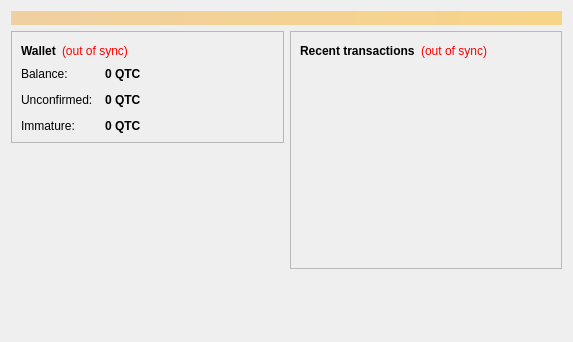
Before: the Qt Designer form src/qt/forms/overviewpage.ui in Qcoin/qcoin, drawn with Qt 5.
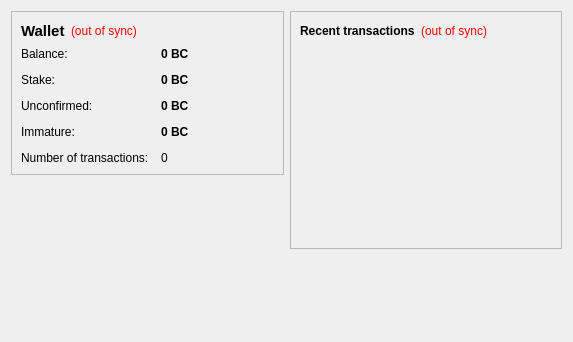
After: the same form once the commit is applied.

What changed in the file:
```diff
--- a/src/qt/forms/overviewpage.ui
+++ b/src/qt/forms/overviewpage.ui
@@ -13,24 +13,6 @@
   <property name="windowTitle">
    <string>Form</string>
   </property>
-  <layout class="QVBoxLayout" name="topLayout">
-   <item>
-    <widget class="QLabel" name="labelAlerts">
-     <property name="visible">
-      <bool>false</bool>
-     </property>
-     <property name="styleSheet">
-      <string notr="true">background-color: qlineargradient(x1: 0, y1: 0, x2: 1, y2: 0, stop:0 #F0D0A0, stop:1 #F8D488); color:#000000;</string>
-     </property>
-     <property name="wordWrap">
-      <bool>true</bool>
-     </property>
-     <property name="margin">
-      <number>3</number>
-     </property>
-    </widget>
-   </item>
-   <item>
     <layout class="QHBoxLayout" name="horizontalLayout" stretch="1,1">
      <item>
       <layout class="QVBoxLayout" name="verticalLayout_2">
@@ -49,6 +31,7 @@
              <widget class="QLabel" name="label_5">
               <property name="font">
                <font>
+              <pointsize>11</pointsize>
                 <weight>75</weight>
                 <bold>true</bold>
                </font>
@@ -61,7 +44,7 @@
             <item>
              <widget class="QLabel" name="labelWalletStatus">
               <property name="toolTip">
-               <string>The displayed information may be out of date. Your wallet automatically synchronizes with the Qcoin network after a connection is established, but this process has not completed yet.</string>
+             <string>The displayed information may be out of date. Your wallet automatically synchronizes with the BlackCoin network after a connection is established, but this process has not completed yet.</string>
               </property>
               <property name="styleSheet">
                <string notr="true">QLabel { color: red; }</string>
@@ -122,7 +105,7 @@
                <string>Your current balance</string>
               </property>
               <property name="text">
-               <string notr="true">0 QTC</string>
+             <string notr="true">0 BC</string>
               </property>
               <property name="textInteractionFlags">
                <set>Qt::LinksAccessibleByMouse|Qt::TextSelectableByKeyboard|Qt::TextSelectableByMouse</set>
@@ -130,13 +113,42 @@
              </widget>
             </item>
             <item row="1" column="0">
+           <widget class="QLabel" name="label_6">
+            <property name="text">
+             <string>Stake:</string>
+            </property>
+           </widget>
+          </item>
+          <item row="1" column="1">
+           <widget class="QLabel" name="labelStake">
+            <property name="font">
+             <font>
+              <weight>75</weight>
+              <bold>true</bold>
+             </font>
+            </property>
+            <property name="cursor">
+             <cursorShape>IBeamCursor</cursorShape>
+            </property>
+            <property name="toolTip">
+             <string>Total of coins that was staked, and do not yet count toward the current balance</string>
+            </property>
+            <property name="text">
+             <string notr="true">0 BC</string>
+            </property>
+            <property name="textInteractionFlags">
+             <set>Qt::LinksAccessibleByMouse|Qt::TextSelectableByKeyboard|Qt::TextSelectableByMouse</set>
+            </property>
+           </widget>
+          </item>
+          <item row="2" column="0">
              <widget class="QLabel" name="label_3">
               <property name="text">
                <string>Unconfirmed:</string>
               </property>
              </widget>
             </item>
-            <item row="1" column="1">
+          <item row="2" column="1">
              <widget class="QLabel" name="labelUnconfirmed">
               <property name="font">
                <font>
@@ -151,21 +163,21 @@
                <string>Total of transactions that have yet to be confirmed, and do not yet count toward the current balance</string>
               </property>
               <property name="text">
-               <string notr="true">0 QTC</string>
+             <string notr="true">0 BC</string>
               </property>
               <property name="textInteractionFlags">
                <set>Qt::LinksAccessibleByMouse|Qt::TextSelectableByKeyboard|Qt::TextSelectableByMouse</set>
               </property>
              </widget>
             </item>
-            <item row="2" column="0">
+          <item row="3" column="0">
              <widget class="QLabel" name="labelImmatureText">
               <property name="text">
                <string>Immature:</string>
               </property>
              </widget>
             </item>
-            <item row="2" column="1">
+          <item row="3" column="1">
              <widget class="QLabel" name="labelImmature">
               <property name="font">
                <font>
@@ -177,13 +189,30 @@
                <string>Mined balance that has not yet matured</string>
               </property>
               <property name="text">
-               <string notr="true">0 QTC</string>
+             <string notr="true">0 BC</string>
               </property>
               <property name="textInteractionFlags">
                <set>Qt::LinksAccessibleByMouse|Qt::TextSelectableByKeyboard|Qt::TextSelectableByMouse</set>
               </property>
              </widget>
             </item>
+          <item row="4" column="0">
+           <widget class="QLabel" name="label_2">
+            <property name="text">
+             <string>Number of transactions:</string>
+            </property>
+           </widget>
+          </item>
+          <item row="4" column="1">
+           <widget class="QLabel" name="labelNumTransactions">
+            <property name="toolTip">
+             <string>Total number of transactions in wallet</string>
+            </property>
+            <property name="text">
+             <string notr="true">0</string>
+            </property>
+           </widget>
+          </item>
            </layout>
           </item>
          </layout>
@@ -227,7 +256,7 @@
             <item>
              <widget class="QLabel" name="labelTransactionsStatus">
               <property name="toolTip">
-               <string>The displayed information may be out of date. Your wallet automatically synchronizes with the Qcoin network after a connection is established, but this process has not completed yet.</string>
+             <string>The displayed information may be out of date. Your wallet automatically synchronizes with the BlackCoin network after a connection is established, but this process has not completed yet.</string>
               </property>
               <property name="styleSheet">
                <string notr="true">QLabel { color: red; }</string>
@@ -289,8 +318,6 @@
           </size>
          </property>
         </spacer>
-       </item>
-      </layout>
      </item>
     </layout>
    </item>
```
Lines whose indentation alone changed are shown as unchanged.
